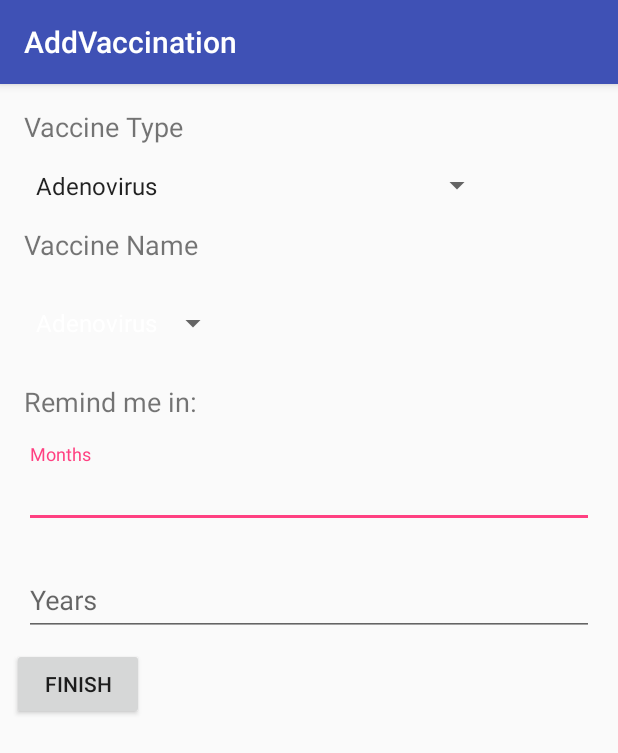
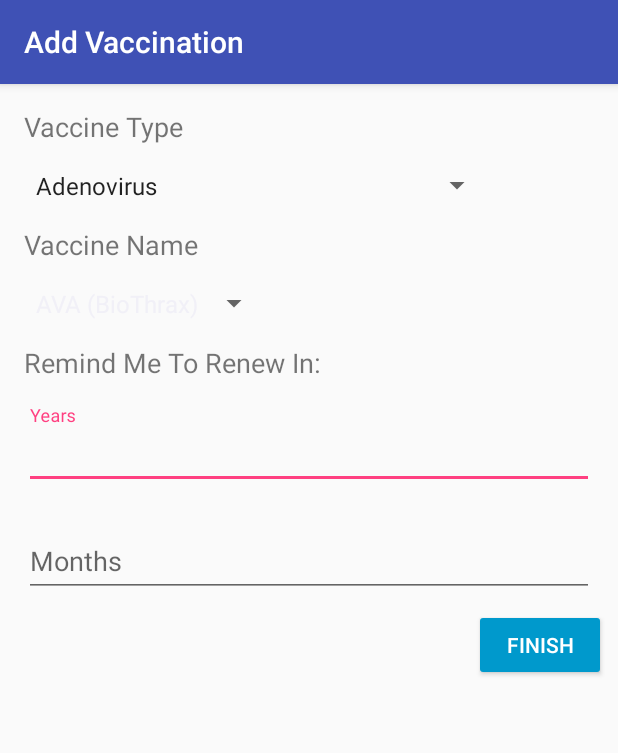
Before and after one commit to DaveLe/Ivory, an Android app: the AddVaccination screen opened directly, with no data from a screen before it, on a phone screen of 412 x 824 dp. Shown: the top 753 px of the screen. Run offline under Robolectric (Android 15) with nearby library versions, the phone set to English and light mode, and no system bars; our stand-ins replace Firebase (no records; nobody signed in at launch, a user with empty details on screens opened directly).

```diff
--- a/Ivory/app/src/main/java/com/iter/ivory/AddVaccination.java
+++ b/Ivory/app/src/main/java/com/iter/ivory/AddVaccination.java
@@ -9,13 +9,16 @@ import android.widget.ArrayAdapter;
 import android.widget.Button;
 import android.widget.Spinner;
 
+import com.google.android.gms.tasks.OnSuccessListener;
 import com.google.firebase.auth.FirebaseAuth;
+import com.google.firebase.firestore.DocumentReference;
+import com.google.firebase.firestore.DocumentSnapshot;
 import com.google.firebase.firestore.FirebaseFirestore;
 
 import java.util.ArrayList;
 
 public class AddVaccination extends AppCompatActivity {
-
+    ArrayAdapter<CharSequence> adapter;
     ArrayList<String> sublist = new ArrayList<>();
     FirebaseAuth authUser = FirebaseAuth.getInstance();
     User u = new User(authUser.getCurrentUser().getDisplayName(),new ArrayList<Vaccines>());
@@ -26,11 +29,17 @@ public class AddVaccination extends AppCompatActivity {
         super.onCreate(savedInstanceState);
         setContentView(R.layout.add_vaccination);
 
+        DocumentReference userinfo;
+        userinfo = db.collection("users").document(authUser.getUid());
+        userinfo.get().addOnSuccessListener(new OnSuccessListener<DocumentSnapshot>() {
+            @Override
+            public void onSuccess(DocumentSnapshot documentSnapshot) {
+                    u = documentSnapshot.toObject(User.class);
+            }
+        });
         Spinner vaccinationList = findViewById(R.id.spinner);
         final Spinner vaccinationsubList = findViewById(R.id.spinnersub);
-
-        ArrayAdapter<String> adapter = new ArrayAdapter<String>(this,
-                android.R.layout.simple_spinner_dropdown_item, getResources().getStringArray(R.array.Adenovirus));
+        adapter = ArrayAdapter.createFromResource(getApplication(), R.array.Anthrax, android.R.layout.simple_spinner_item);
         adapter.setDropDownViewResource(android.R.layout.simple_spinner_dropdown_item);
         vaccinationsubList.setAdapter(adapter);
 
@@ -45,7 +54,7 @@ public class AddVaccination extends AppCompatActivity {
                 int yearNumber = Integer.valueOf(yearInput);
                 String monthInput = monthView.getText().toString();
                 int monthNumber = Integer.valueOf(monthInput);
-                Vaccines vac = new Vaccines("To - Do", "subthing", monthNumber, yearNumber);
+                Vaccines vac = new Vaccines("Anthrax", "AVA (BioThrax)", monthNumber, yearNumber);
                 u.addVaccinations(vac);
                 db.collection("users").document(authUser.getUid()).set(u);
                 finish();
@@ -55,22 +64,12 @@ public class AddVaccination extends AppCompatActivity {
         vaccinationList.setOnItemSelectedListener(new AdapterView.OnItemSelectedListener() {
             @Override
             public void onItemSelected(AdapterView<?> parent, View view, int position, long id) {
-                ArrayAdapter<String> adapter;
                 switch(position){
 
                     case 1:
-                        adapter = new ArrayAdapter<String>(getApplication(),
-                                android.R.layout.simple_spinner_dropdown_item, getResources().getStringArray(R.array.Anthrax));
-                    default:
-                        adapter = new ArrayAdapter<String>(getApplication(),
-                                android.R.layout.simple_spinner_dropdown_item, getResources().getStringArray(R.array.Adenovirus));
-
-                    adapter.setDropDownViewResource(android.R.layout.simple_spinner_dropdown_item);
-                    vaccinationsubList.setAdapter(adapter);
+                        adapter = ArrayAdapter.createFromResource(getApplication(), R.array.Anthrax, android.R.layout.simple_spinner_item);
+                        adapter.notifyDataSetChanged();
                 }
-
-
-
 
             }
 
--- a/Ivory/app/src/main/res/layout/add_vaccination.xml
+++ b/Ivory/app/src/main/res/layout/add_vaccination.xml
@@ -36,20 +36,9 @@
         android:layout_width="match_parent"
         android:padding="8dp"
         android:layout_height="wrap_content"
-        android:text="Remind me in:"
+        android:text="Remind Me To Renew In:"
         android:textSize="18sp" />
-    <android.support.design.widget.TextInputLayout
-        android:layout_width="match_parent"
-        android:padding="8dp"
-        android:layout_height="wrap_content">
 
-        <android.support.design.widget.TextInputEditText
-            android:id="@+id/month"
-            android:layout_width="match_parent"
-            android:layout_height="wrap_content"
-            android:hint="Months"
-            android:inputType="number" />
-    </android.support.design.widget.TextInputLayout>
 
     <android.support.design.widget.TextInputLayout
         android:layout_width="match_parent"
@@ -64,11 +53,25 @@
             android:inputType="number" />
     </android.support.design.widget.TextInputLayout>
 
+    <android.support.design.widget.TextInputLayout
+        android:layout_width="match_parent"
+        android:padding="8dp"
+        android:layout_height="wrap_content">
 
+        <android.support.design.widget.TextInputEditText
+            android:id="@+id/month"
+            android:layout_width="match_parent"
+            android:layout_height="wrap_content"
+            android:hint="Months"
+            android:inputType="number" />
+    </android.support.design.widget.TextInputLayout>
 
     <Button
         android:id="@+id/finish"
         android:layout_width="wrap_content"
         android:layout_height="wrap_content"
+        android:layout_gravity="right"
+        android:backgroundTint="@android:color/holo_blue_dark"
+        android:textColor="@android:color/white"
         android:text="Finish" />
 </LinearLayout>
--- a/Ivory/app/src/main/res/values/strings.xml
+++ b/Ivory/app/src/main/res/values/strings.xml
@@ -202,7 +202,7 @@
         <item> DTaP-HepB-IPV - Pediarix</item>
         <item>DTaP-IPV/Hib - Pentacel</item>
     </string-array>
-    <string name="title_activity_add_vaccination">AddVaccination</string>
-    <string name="title_activity_vaccine_info">VaccineInfo</string>
+    <string name="title_activity_add_vaccination">Add Vaccination</string>
+    <string name="title_activity_vaccine_info">Vaccine Info</string>
 
 </resources>
```
Also changed, not shown: Ivory/app/src/main/java/com/iter/ivory/MainActivity.kt (+37 -7 lines), Ivory/app/src/main/res/drawable/ic_add_black_24dp.xml (added, +9 -0 lines), Ivory/app/src/main/res/layout/fragment_vaccine.xml (+4 -3 lines), Ivory/app/src/main/res/menu/main.xml (added, +11 -0 lines), Ivory/app/src/main/res/drawable/transparent2.png (added), 1 other file.
